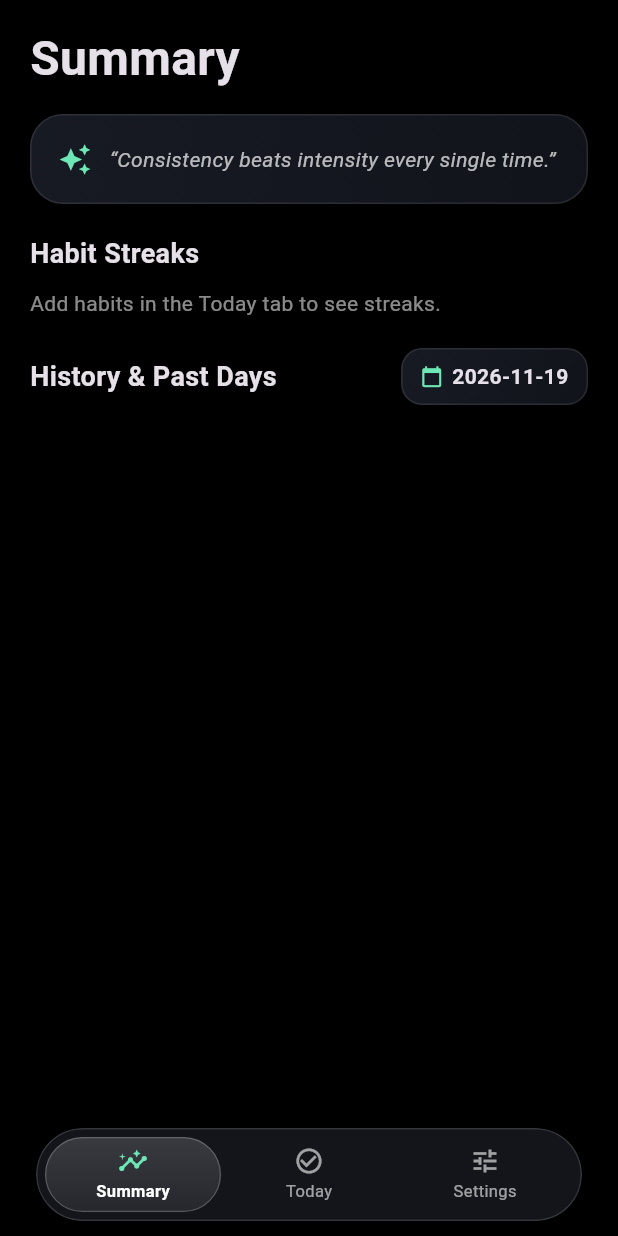
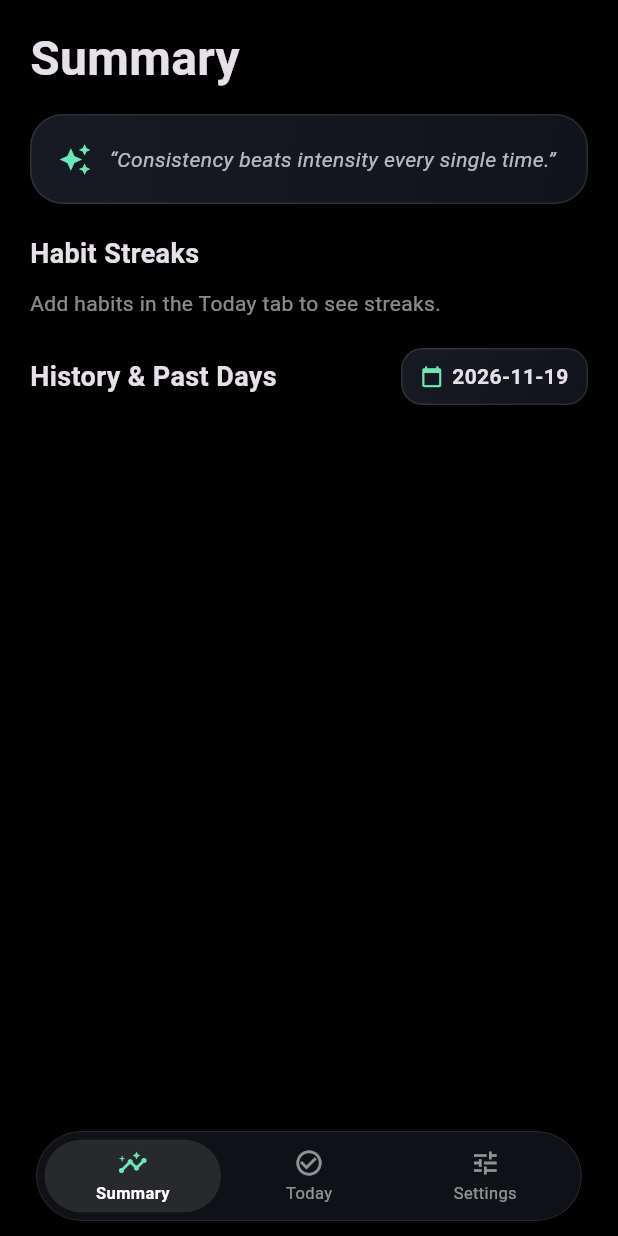
Before and after one commit to the-demon-wolf/Habit-Tracker, a Flutter app: the screen it shows after launch, on a phone screen of 412 x 824 dp. Run offline on Flutter 3.47's test engine with Material 3 defaults, Android fonts, the phone set to English and light mode, and no system bars; our stand-ins replace sqflite; missing offline and left inert: home_widget; accounts and stored records are empty.

Commit message:
Update glass_ui.dart

```diff
--- a/lib/glass_ui.dart
+++ b/lib/glass_ui.dart
@@ -16,14 +16,28 @@ class GlassTap extends StatefulWidget {
 
 class _GlassTapState extends State<GlassTap> {
   bool _pressed = false;
+  Offset? _touchPos;
 
   @override
   Widget build(BuildContext context) {
+    return LayoutBuilder(
+      builder: (context, constraints) {
+        final w = constraints.maxWidth.isFinite && constraints.maxWidth > 0 ? constraints.maxWidth : 200.0;
+        final h = constraints.maxHeight.isFinite && constraints.maxHeight > 0 ? constraints.maxHeight : 60.0;
+        final align = _touchPos == null
+            ? Alignment.center
+            : Alignment((_touchPos!.dx / w) * 2 - 1, (_touchPos!.dy / h) * 2 - 1);
+
         return GestureDetector(
           behavior: HitTestBehavior.opaque,
-      onTapDown: (_) => setState(() => _pressed = true),
+          onTapDown: (d) => setState(() {
+            _pressed = true;
+            _touchPos = d.localPosition;
+          }),
+          onPanUpdate: (d) => setState(() => _touchPos = d.localPosition),
           onTapUp: (_) => setState(() => _pressed = false),
           onTapCancel: () => setState(() => _pressed = false),
+          onPanEnd: (_) => setState(() => _pressed = false),
           onTap: () {
             if (widget.onTap != null) {
               HapticFeedback.lightImpact();
@@ -32,18 +46,39 @@ class _GlassTapState extends State<GlassTap> {
           },
           onLongPress: widget.onLongPress,
           child: AnimatedScale(
-        scale: _pressed ? 0.97 : 1.0,
+            scale: _pressed ? 0.96 : 1.0,
+            duration: Duration(milliseconds: _pressed ? 110 : 260),
+            curve: _pressed ? Curves.easeOutCubic : Curves.easeOutBack,
+            child: Stack(
+              children: [
+                widget.child,
+                Positioned.fill(
+                  child: IgnorePointer(
+                    child: AnimatedOpacity(
+                      opacity: _pressed ? 1.0 : 0.0,
                       duration: const Duration(milliseconds: 140),
-        curve: Curves.easeOutCubic,
-        child: AnimatedContainer(
-          duration: const Duration(milliseconds: 140),
+                      child: Container(
                         decoration: BoxDecoration(
                           borderRadius: BorderRadius.circular(widget.radius),
-            color: _pressed ? Colors.white.withValues(alpha: 0.07) : Colors.transparent,
-          ),
-          child: widget.child,
+                          gradient: RadialGradient(
+                            center: align,
+                            radius: 1.15,
+                            colors: [
+                              Colors.white.withValues(alpha: 0.15),
+                              Colors.white.withValues(alpha: 0.02),
+                              Colors.transparent,
+                            ],
                           ),
                         ),
+                      ),
+                    ),
+                  ),
+                ),
+              ],
+            ),
+          ),
+        );
+      },
     );
   }
 }
@@ -127,8 +162,8 @@ class _ColorOSPillNavState extends State<ColorOSPillNav> {
 
   void _handleDrag(double localX, double maxW) {
     final segW = maxW / 3;
-    final raw = ((localX - segW / 2) / segW).clamp(0.0, 2.0);
-    final nearest = raw.round();
+    final raw = ((localX - segW / 2) / segW).clamp(-0.08, 2.08);
+    final nearest = raw.round().clamp(0, 2);
     if (nearest != _lastHapticIdx) {
       _lastHapticIdx = nearest;
       HapticFeedback.selectionClick();
@@ -138,20 +173,20 @@ class _ColorOSPillNavState extends State<ColorOSPillNav> {
 
   @override
   Widget build(BuildContext context) {
-    final pos = (_dragPos ?? widget.pagePosition).clamp(0.0, 2.0);
+    final pos = (_dragPos ?? widget.pagePosition).clamp(-0.08, 2.08);
     final dragging = _dragPos != null;
 
     return ClipRRect(
       borderRadius: BorderRadius.circular(40),
       child: BackdropFilter(
-        filter: ImageFilter.blur(sigmaX: 24, sigmaY: 24),
+        filter: ImageFilter.blur(sigmaX: 28, sigmaY: 28),
         child: Container(
-          height: 62,
+          height: 60,
           padding: const EdgeInsets.all(5),
           decoration: BoxDecoration(
-            color: const Color(0xFF181B22).withValues(alpha: 0.78),
+            color: const Color(0xFF16181F).withValues(alpha: 0.72),
             borderRadius: BorderRadius.circular(40),
-            border: Border.all(color: Colors.white.withValues(alpha: 0.14), width: 1.0),
+            border: Border.all(color: Colors.white.withValues(alpha: 0.08), width: 0.8),
           ),
           child: LayoutBuilder(
             builder: (context, constraints) {
@@ -174,49 +209,40 @@ class _ColorOSPillNavState extends State<ColorOSPillNav> {
                 child: Stack(
                   children: [
                     Positioned(
-                      left: pos * tabW,
+                      left: (pos * tabW).clamp(0.0, w - tabW),
                       top: 0,
                       bottom: 0,
                       width: tabW,
                       child: AnimatedScale(
-                        scale: dragging ? 1.06 : 1.0,
-                        duration: const Duration(milliseconds: 140),
+                        scale: dragging ? 1.05 : 1.0,
+                        duration: Duration(milliseconds: dragging ? 100 : 280),
+                        curve: dragging ? Curves.easeOutCubic : Curves.easeOutBack,
                         child: Container(
                           decoration: BoxDecoration(
                             borderRadius: BorderRadius.circular(34),
-                            gradient: LinearGradient(
-                              begin: Alignment.topCenter,
-                              end: Alignment.bottomCenter,
-                              colors: [
-                                Colors.white.withValues(alpha: dragging ? 0.24 : 0.16),
-                                Colors.white.withValues(alpha: dragging ? 0.12 : 0.08),
-                              ],
-                            ),
-                            border: Border.all(color: Colors.white.withValues(alpha: 0.22), width: 0.8),
+                            color: Colors.white.withValues(alpha: dragging ? 0.15 : 0.10),
                           ),
                         ),
                       ),
                     ),
                     Row(
                       children: List.generate(3, (i) {
-                        final active = (pos - i).abs() < 0.5;
+                        final t = (1.0 - (pos - i).abs()).clamp(0.0, 1.0);
+                        final iconColor = Color.lerp(Colors.white54, const Color(0xFF6EE7B7), t)!;
+                        final textColor = Color.lerp(Colors.white54, Colors.white, t)!;
                         return SizedBox(
                           width: tabW,
                           child: Column(
                             mainAxisAlignment: MainAxisAlignment.center,
                             children: [
-                              Icon(
-                                _items[i].$1,
-                                size: 20,
-                                color: active ? const Color(0xFF6EE7B7) : Colors.white60,
-                              ),
+                              Icon(_items[i].$1, size: 20, color: iconColor),
                               const SizedBox(height: 2),
                               Text(
                                 _items[i].$2,
                                 style: TextStyle(
                                   fontSize: 11,
-                                  fontWeight: active ? FontWeight.w600 : FontWeight.w400,
-                                  color: active ? Colors.white : Colors.white60,
+                                  fontWeight: t > 0.5 ? FontWeight.w600 : FontWeight.w400,
+                                  color: textColor,
                                 ),
                               ),
                             ],
```
Lines whose indentation alone changed are shown as unchanged.
